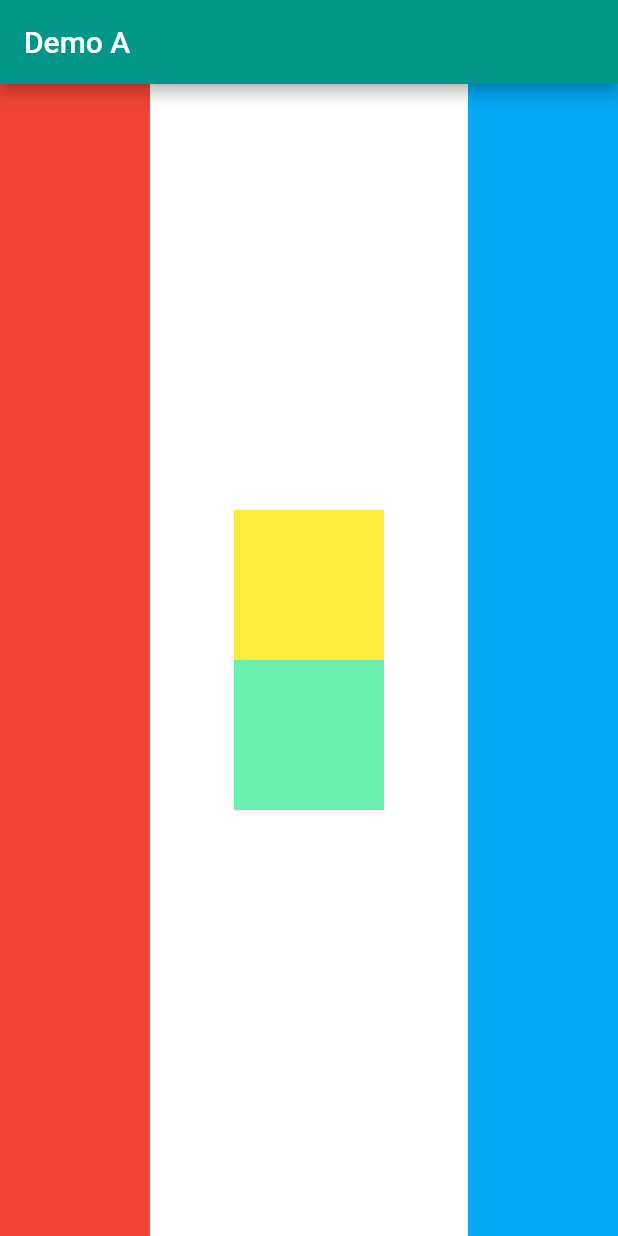
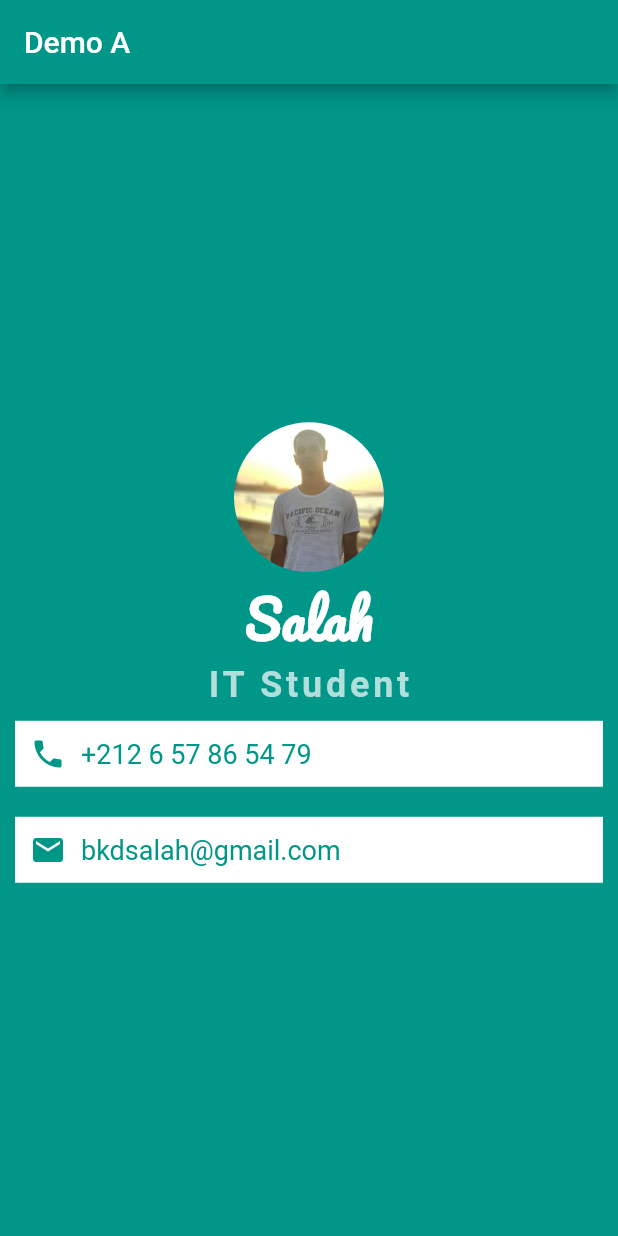
Before and after one commit to SalahBkd/flutter-training, a Flutter app: the screen it shows after launch, on a phone screen of 412 x 824 dp. Run offline on Flutter 3.47's test engine with Material 2 defaults, Android fonts, the light colour scheme and no system bars.

Commit message:
add container & rows & column layout MICARD

```diff
--- a/lib/main.dart
+++ b/lib/main.dart
@@ -4,47 +4,75 @@ void main() {
   runApp(MyApp());
 }
 
-
 class MyApp extends StatelessWidget {
   @override
   Widget build(BuildContext context) {
-    return  MaterialApp(
+    return MaterialApp(
       home: Scaffold(
         appBar: AppBar(
           title: Text("Demo A"),
           backgroundColor: Colors.teal,
         ),
         body: SafeArea(
-          child: Row(
-            mainAxisAlignment: MainAxisAlignment.spaceBetween,
-            children: [
-              Container(
-                color: Colors.red,
-                width: 100.0,
-              ),
-              Column(
-                mainAxisAlignment: MainAxisAlignment.center,
-                children: [
-                  Container(
-                    color: Colors.yellow,
-                    width: 100.0,
-                    height: 100.0
+          child: Center(
+            child: Column(
+              mainAxisAlignment: MainAxisAlignment.center,
+              children: [
+                CircleAvatar(
+                  backgroundImage: AssetImage('images/salah.jpg'),
+                  radius: 50.0,
+                ),
+                Text(
+                  'Salah',
+                  style: TextStyle(
+                      fontFamily: 'Pacifico',
+                      fontSize: 35.0,
+                      color: Colors.white,
+                      fontWeight: FontWeight.bold),
+                ),
+                Text(
+                  'IT Student',
+                  style: TextStyle(
+                      fontSize: 24,
+                      color: Colors.teal.shade100,
+                      letterSpacing: 2.5,
+                      fontWeight: FontWeight.bold),
+                ),
+                Container(
+                  color: Colors.white,
+                  margin: EdgeInsets.symmetric(vertical: 10, horizontal: 10),
+                  padding: EdgeInsets.all(10.0),
+                  child: Row(
+                    children: [
+                      Icon(Icons.phone, color: Colors.teal),
+                      SizedBox(width: 10.0,),
+                      Text(
+                        '+212 6 57 86 54 79',
+                        style: TextStyle(color: Colors.teal, fontSize: 18),
+                      )
+                    ],
                   ),
-                  Container(
-                      color: Colors.greenAccent,
-                      width: 100.0,
-                      height: 100.0
+                ),
+                Container(
+                  color: Colors.white,
+                  margin: EdgeInsets.symmetric(vertical: 10, horizontal: 10),
+                  padding: EdgeInsets.all(10.0),
+                  child: Row(
+                    children: [
+                      Icon(Icons.mail, color: Colors.teal),
+                      SizedBox(width: 10.0,),
+                      Text(
+                        'bkdsalah@gmail.com',
+                        style: TextStyle(color: Colors.teal, fontSize: 18),
+                      )
+                    ],
                   ),
-                ],
-              ),
-              Container(
-                color: Colors.lightBlue,
-                width: 100.0,
-              )
-            ],
+                )
+              ],
+            ),
           ),
         ),
-        backgroundColor: Colors.white,
+        backgroundColor: Colors.teal,
       ),
     );
   }
--- a/pubspec.yaml
+++ b/pubspec.yaml
@@ -25,3 +25,8 @@ flutter:
 
   assets:
     - images/
+
+  fonts:
+    - family: Pacifico
+      fonts:
+        - asset: fonts/Pacifico-Regular.ttf
```
Also changed, not shown: fonts/Pacifico-Regular.ttf (added), images/salah.jpg (added), 1 other file.
